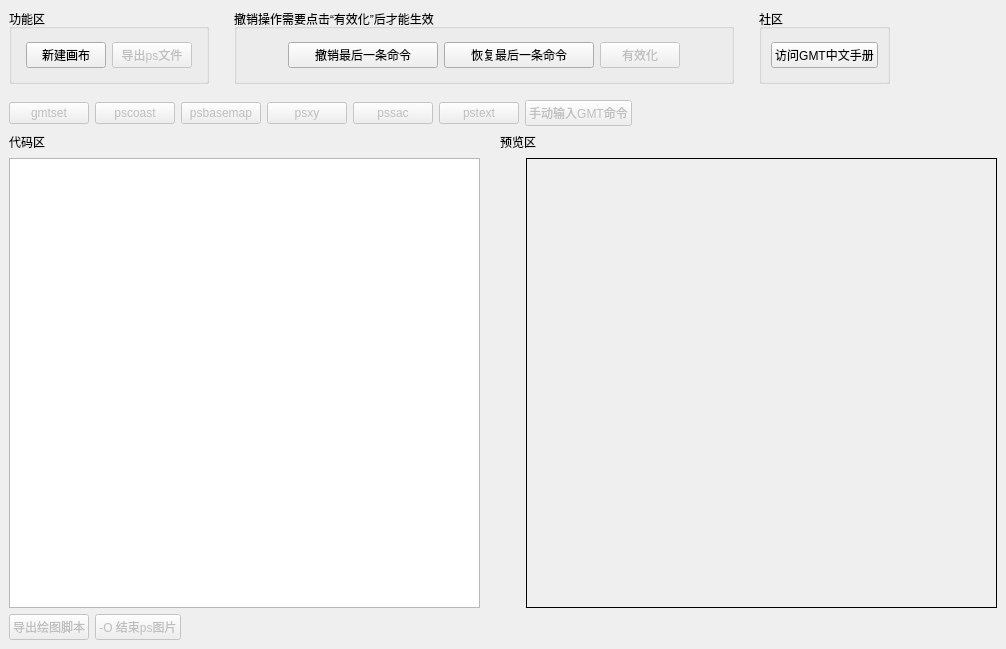
First picture: the form in src/mainwindow.ui, repository CovMat/GMT-mini-GUI, before the edit.
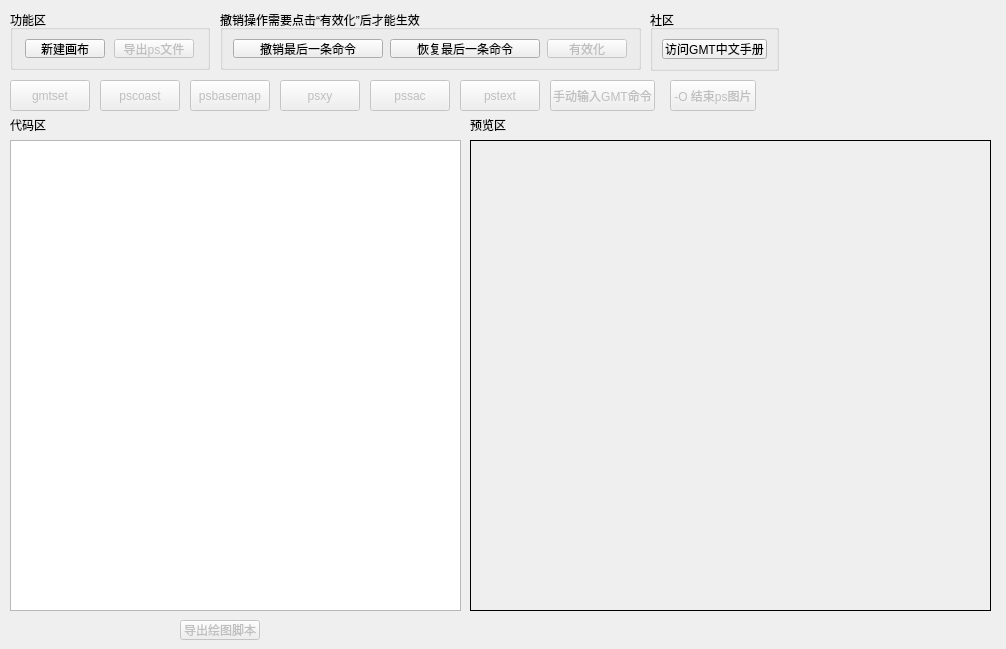
Second picture: the form after the edit.

```diff
--- a/src/mainwindow.ui
+++ b/src/mainwindow.ui
@@ -13,6 +13,12 @@
     <height>649</height>
    </rect>
   </property>
+  <property name="minimumSize">
+   <size>
+    <width>1006</width>
+    <height>649</height>
+   </size>
+  </property>
   <property name="windowTitle">
    <string>MainWindow</string>
   </property>
@@ -23,35 +29,25 @@
      <verstretch>0</verstretch>
     </sizepolicy>
    </property>
-   <layout class="QHBoxLayout" name="horizontalLayout_7">
-    <item>
-     <layout class="QVBoxLayout" name="verticalLayout_3">
-      <property name="sizeConstraint">
-       <enum>QLayout::SetMinAndMaxSize</enum>
-      </property>
-      <item>
-       <layout class="QHBoxLayout" name="horizontalLayout_4">
-        <property name="spacing">
-         <number>25</number>
-        </property>
-        <property name="sizeConstraint">
-         <enum>QLayout::SetMaximumSize</enum>
-        </property>
-        <property name="bottomMargin">
-         <number>10</number>
-        </property>
-        <item>
          <widget class="QGroupBox" name="groupBox_2">
-          <property name="sizePolicy">
-           <sizepolicy hsizetype="Fixed" vsizetype="Fixed">
-            <horstretch>0</horstretch>
-            <verstretch>0</verstretch>
-           </sizepolicy>
-          </property>
-          <property name="minimumSize">
-           <size>
+    <property name="geometry">
+     <rect>
+      <x>10</x>
+      <y>10</y>
             <width>200</width>
-            <height>75</height>
+      <height>60</height>
+     </rect>
+    </property>
+    <property name="sizePolicy">
+     <sizepolicy hsizetype="Preferred" vsizetype="Preferred">
+      <horstretch>0</horstretch>
+      <verstretch>0</verstretch>
+     </sizepolicy>
+    </property>
+    <property name="minimumSize">
+     <size>
+      <width>150</width>
+      <height>60</height>
            </size>
           </property>
           <property name="title">
@@ -59,11 +55,6 @@
           </property>
           <layout class="QHBoxLayout" name="horizontalLayout_12">
            <item>
-            <layout class="QHBoxLayout" name="horizontalLayout_10">
-             <property name="sizeConstraint">
-              <enum>QLayout::SetFixedSize</enum>
-             </property>
-             <item>
               <widget class="QPushButton" name="new_PS_file">
                <property name="sizePolicy">
                 <sizepolicy hsizetype="Fixed" vsizetype="Fixed">
@@ -93,22 +84,26 @@
               </widget>
              </item>
             </layout>
-           </item>
-          </layout>
-         </widget>
-        </item>
-        <item>
+   </widget>
          <widget class="QGroupBox" name="groupBox">
+    <property name="geometry">
+     <rect>
+      <x>220</x>
+      <y>10</y>
+      <width>421</width>
+      <height>60</height>
+     </rect>
+    </property>
           <property name="sizePolicy">
-           <sizepolicy hsizetype="Fixed" vsizetype="Fixed">
+     <sizepolicy hsizetype="Preferred" vsizetype="Preferred">
             <horstretch>0</horstretch>
             <verstretch>0</verstretch>
            </sizepolicy>
           </property>
           <property name="minimumSize">
            <size>
-            <width>500</width>
-            <height>75</height>
+      <width>400</width>
+      <height>60</height>
            </size>
           </property>
           <property name="title">
@@ -116,11 +111,6 @@
           </property>
           <layout class="QHBoxLayout" name="horizontalLayout_11">
            <item>
-            <layout class="QHBoxLayout" name="horizontalLayout_8">
-             <property name="sizeConstraint">
-              <enum>QLayout::SetNoConstraint</enum>
-             </property>
-             <item>
               <widget class="QPushButton" name="undo">
                <property name="sizePolicy">
                 <sizepolicy hsizetype="Fixed" vsizetype="Fixed">
@@ -175,12 +165,16 @@
               </widget>
              </item>
             </layout>
-           </item>
-          </layout>
-         </widget>
-        </item>
-        <item>
+   </widget>
          <widget class="QGroupBox" name="groupBox_3">
+    <property name="geometry">
+     <rect>
+      <x>650</x>
+      <y>10</y>
+      <width>129</width>
+      <height>61</height>
+     </rect>
+    </property>
           <property name="sizePolicy">
            <sizepolicy hsizetype="Fixed" vsizetype="Preferred">
             <horstretch>0</horstretch>
@@ -206,31 +200,18 @@
            </item>
           </layout>
          </widget>
-        </item>
-        <item>
-         <widget class="QLabel" name="label_5">
-          <property name="text">
-           <string/>
-          </property>
-         </widget>
-        </item>
-       </layout>
-      </item>
-      <item>
-       <layout class="QVBoxLayout" name="verticalLayout">
-        <property name="sizeConstraint">
-         <enum>QLayout::SetMaximumSize</enum>
-        </property>
-        <item>
-         <layout class="QVBoxLayout" name="verticalLayout_2"/>
-        </item>
-        <item>
-         <layout class="QHBoxLayout" name="horizontalLayout_5">
-          <item>
-           <widget class="QPushButton" name="gmtset">
+   <widget class="QPushButton" name="pstext">
             <property name="enabled">
              <bool>false</bool>
             </property>
+    <property name="geometry">
+     <rect>
+      <x>460</x>
+      <y>80</y>
+      <width>80</width>
+      <height>31</height>
+     </rect>
+    </property>
             <property name="sizePolicy">
              <sizepolicy hsizetype="Fixed" vsizetype="Fixed">
               <horstretch>0</horstretch>
@@ -238,15 +219,21 @@
              </sizepolicy>
             </property>
             <property name="text">
-             <string>gmtset</string>
-            </property>
-           </widget>
-          </item>
-          <item>
+     <string>pstext</string>
+    </property>
+   </widget>
            <widget class="QPushButton" name="pscoast">
             <property name="enabled">
              <bool>false</bool>
             </property>
+    <property name="geometry">
+     <rect>
+      <x>100</x>
+      <y>80</y>
+      <width>80</width>
+      <height>31</height>
+     </rect>
+    </property>
             <property name="sizePolicy">
              <sizepolicy hsizetype="Fixed" vsizetype="Fixed">
               <horstretch>0</horstretch>
@@ -257,12 +244,18 @@
              <string>pscoast</string>
             </property>
            </widget>
-          </item>
-          <item>
-           <widget class="QPushButton" name="psbasemap">
+   <widget class="QPushButton" name="custom">
             <property name="enabled">
              <bool>false</bool>
             </property>
+    <property name="geometry">
+     <rect>
+      <x>550</x>
+      <y>80</y>
+      <width>105</width>
+      <height>31</height>
+     </rect>
+    </property>
             <property name="sizePolicy">
              <sizepolicy hsizetype="Fixed" vsizetype="Fixed">
               <horstretch>0</horstretch>
@@ -270,15 +263,43 @@
              </sizepolicy>
             </property>
             <property name="text">
-             <string>psbasemap</string>
-            </property>
-           </widget>
-          </item>
-          <item>
+     <string>手动输入GMT命令</string>
+    </property>
+   </widget>
+   <widget class="QPushButton" name="gmtset">
+    <property name="enabled">
+     <bool>false</bool>
+    </property>
+    <property name="geometry">
+     <rect>
+      <x>10</x>
+      <y>80</y>
+      <width>80</width>
+      <height>31</height>
+     </rect>
+    </property>
+    <property name="sizePolicy">
+     <sizepolicy hsizetype="Fixed" vsizetype="Fixed">
+      <horstretch>0</horstretch>
+      <verstretch>0</verstretch>
+     </sizepolicy>
+    </property>
+    <property name="text">
+     <string>gmtset</string>
+    </property>
+   </widget>
            <widget class="QPushButton" name="psxy">
             <property name="enabled">
              <bool>false</bool>
             </property>
+    <property name="geometry">
+     <rect>
+      <x>280</x>
+      <y>80</y>
+      <width>80</width>
+      <height>31</height>
+     </rect>
+    </property>
             <property name="sizePolicy">
              <sizepolicy hsizetype="Fixed" vsizetype="Fixed">
               <horstretch>0</horstretch>
@@ -289,12 +310,40 @@
              <string>psxy</string>
             </property>
            </widget>
-          </item>
-          <item>
+   <widget class="QPushButton" name="psbasemap">
+    <property name="enabled">
+     <bool>false</bool>
+    </property>
+    <property name="geometry">
+     <rect>
+      <x>190</x>
+      <y>80</y>
+      <width>80</width>
+      <height>31</height>
+     </rect>
+    </property>
+    <property name="sizePolicy">
+     <sizepolicy hsizetype="Fixed" vsizetype="Fixed">
+      <horstretch>0</horstretch>
+      <verstretch>0</verstretch>
+     </sizepolicy>
+    </property>
+    <property name="text">
+     <string>psbasemap</string>
+    </property>
+   </widget>
            <widget class="QPushButton" name="pssac">
             <property name="enabled">
              <bool>false</bool>
             </property>
+    <property name="geometry">
+     <rect>
+      <x>370</x>
+      <y>80</y>
+      <width>80</width>
+      <height>31</height>
+     </rect>
+    </property>
             <property name="sizePolicy">
              <sizepolicy hsizetype="Fixed" vsizetype="Fixed">
               <horstretch>0</horstretch>
@@ -305,140 +354,62 @@
              <string>pssac</string>
             </property>
            </widget>
-          </item>
-          <item>
-           <widget class="QPushButton" name="pstext">
-            <property name="enabled">
-             <bool>false</bool>
-            </property>
-            <property name="sizePolicy">
-             <sizepolicy hsizetype="Fixed" vsizetype="Fixed">
-              <horstretch>0</horstretch>
-              <verstretch>0</verstretch>
-             </sizepolicy>
-            </property>
-            <property name="text">
-             <string>pstext</string>
-            </property>
-           </widget>
-          </item>
-          <item>
-           <widget class="QPushButton" name="custom">
-            <property name="enabled">
-             <bool>false</bool>
-            </property>
-            <property name="sizePolicy">
-             <sizepolicy hsizetype="Fixed" vsizetype="Fixed">
-              <horstretch>0</horstretch>
-              <verstretch>0</verstretch>
-             </sizepolicy>
-            </property>
-            <property name="text">
-             <string>手动输入GMT命令</string>
-            </property>
-           </widget>
-          </item>
-          <item>
-           <widget class="QLabel" name="label_6">
-            <property name="sizePolicy">
-             <sizepolicy hsizetype="Expanding" vsizetype="Fixed">
-              <horstretch>0</horstretch>
-              <verstretch>0</verstretch>
-             </sizepolicy>
-            </property>
-            <property name="text">
-             <string/>
-            </property>
-           </widget>
-          </item>
-         </layout>
-        </item>
-        <item>
-         <layout class="QHBoxLayout" name="horizontalLayout_3">
-          <item>
            <widget class="QLabel" name="label_2">
+    <property name="geometry">
+     <rect>
+      <x>10</x>
+      <y>115</y>
+      <width>36</width>
+      <height>20</height>
+     </rect>
+    </property>
             <property name="text">
              <string>代码区</string>
             </property>
            </widget>
-          </item>
-          <item>
-           <spacer name="horizontalSpacer_3">
-            <property name="orientation">
-             <enum>Qt::Horizontal</enum>
-            </property>
-            <property name="sizeHint" stdset="0">
-             <size>
-              <width>40</width>
-              <height>20</height>
-             </size>
-            </property>
-           </spacer>
-          </item>
-          <item>
            <widget class="QLabel" name="label_3">
+    <property name="geometry">
+     <rect>
+      <x>470</x>
+      <y>115</y>
+      <width>36</width>
+      <height>20</height>
+     </rect>
+    </property>
             <property name="text">
              <string>预览区</string>
             </property>
            </widget>
-          </item>
-          <item>
-           <spacer name="horizontalSpacer_4">
-            <property name="orientation">
-             <enum>Qt::Horizontal</enum>
-            </property>
-            <property name="sizeHint" stdset="0">
-             <size>
-              <width>40</width>
-              <height>20</height>
-             </size>
-            </property>
-           </spacer>
-          </item>
-          <item>
-           <widget class="QLabel" name="label_4">
-            <property name="text">
-             <string/>
-            </property>
-           </widget>
-          </item>
-         </layout>
-        </item>
-        <item>
-         <layout class="QHBoxLayout" name="horizontalLayout">
-          <item>
            <widget class="QListWidget" name="cmd_list">
+    <property name="geometry">
+     <rect>
+      <x>10</x>
+      <y>140</y>
+      <width>451</width>
+      <height>471</height>
+     </rect>
+    </property>
             <property name="sizePolicy">
-             <sizepolicy hsizetype="Expanding" vsizetype="Expanding">
+     <sizepolicy hsizetype="Ignored" vsizetype="Expanding">
               <horstretch>0</horstretch>
               <verstretch>0</verstretch>
              </sizepolicy>
             </property>
            </widget>
-          </item>
-          <item>
-           <spacer name="horizontalSpacer">
-            <property name="orientation">
-             <enum>Qt::Horizontal</enum>
-            </property>
-            <property name="sizeType">
-             <enum>QSizePolicy::Minimum</enum>
-            </property>
-            <property name="sizeHint" stdset="0">
-             <size>
-              <width>40</width>
-              <height>20</height>
-             </size>
-            </property>
-           </spacer>
-          </item>
-          <item>
            <widget class="QLabel" name="label">
             <property name="enabled">
              <bool>true</bool>
             </property>
+    <property name="geometry">
+     <rect>
+      <x>470</x>
+      <y>140</y>
+      <width>521</width>
+      <height>471</height>
+     </rect>
+    </property>
             <property name="sizePolicy">
-             <sizepolicy hsizetype="Expanding" vsizetype="Preferred">
+     <sizepolicy hsizetype="Preferred" vsizetype="Preferred">
               <horstretch>0</horstretch>
               <verstretch>0</verstretch>
              </sizepolicy>
@@ -450,16 +421,18 @@
              <string/>
             </property>
            </widget>
-          </item>
-         </layout>
-        </item>
-        <item>
-         <layout class="QHBoxLayout" name="horizontalLayout_2">
-          <item>
            <widget class="QPushButton" name="export_cmd">
             <property name="enabled">
              <bool>false</bool>
             </property>
+    <property name="geometry">
+     <rect>
+      <x>180</x>
+      <y>620</y>
+      <width>80</width>
+      <height>20</height>
+     </rect>
+    </property>
             <property name="sizePolicy">
              <sizepolicy hsizetype="Fixed" vsizetype="Fixed">
               <horstretch>0</horstretch>
@@ -470,12 +443,18 @@
              <string>导出绘图脚本</string>
             </property>
            </widget>
-          </item>
-          <item>
            <widget class="QPushButton" name="endps">
             <property name="enabled">
              <bool>false</bool>
             </property>
+    <property name="geometry">
+     <rect>
+      <x>670</x>
+      <y>80</y>
+      <width>86</width>
+      <height>31</height>
+     </rect>
+    </property>
             <property name="sizePolicy">
              <sizepolicy hsizetype="Fixed" vsizetype="Fixed">
               <horstretch>0</horstretch>
@@ -486,37 +465,8 @@
              <string>-O 结束ps图片</string>
             </property>
            </widget>
-          </item>
-          <item>
-           <widget class="QLabel" name="label_7">
-            <property name="text">
-             <string/>
-            </property>
-           </widget>
-          </item>
-          <item>
-           <layout class="QHBoxLayout" name="horizontalLayout_14"/>
-          </item>
-         </layout>
-        </item>
-       </layout>
-      </item>
-     </layout>
-    </item>
-   </layout>
-  </widget>
- </widget>
- <tabstops>
-  <tabstop>gmtset</tabstop>
-  <tabstop>pscoast</tabstop>
-  <tabstop>psbasemap</tabstop>
-  <tabstop>psxy</tabstop>
-  <tabstop>pssac</tabstop>
-  <tabstop>pstext</tabstop>
-  <tabstop>custom</tabstop>
-  <tabstop>endps</tabstop>
-  <tabstop>export_cmd</tabstop>
- </tabstops>
+  </widget>
+ </widget>
  <resources/>
  <connections/>
 </ui>
```
Lines whose indentation alone changed are shown as unchanged.
